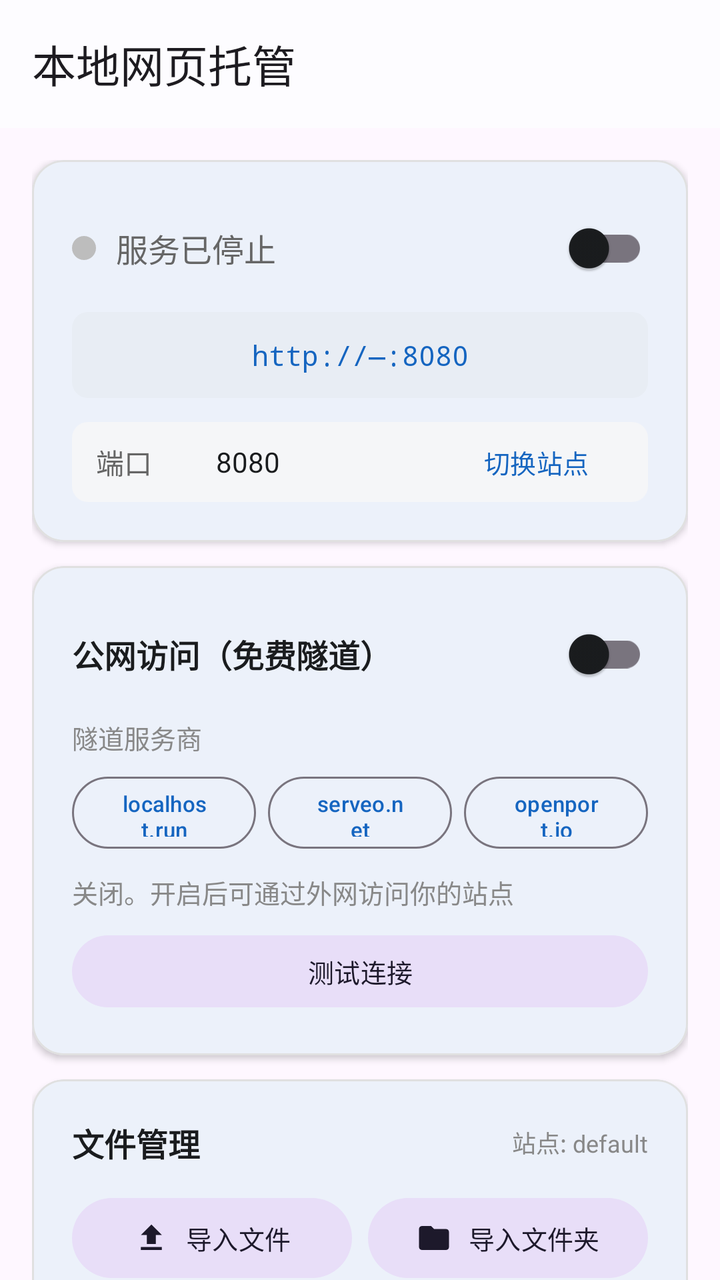
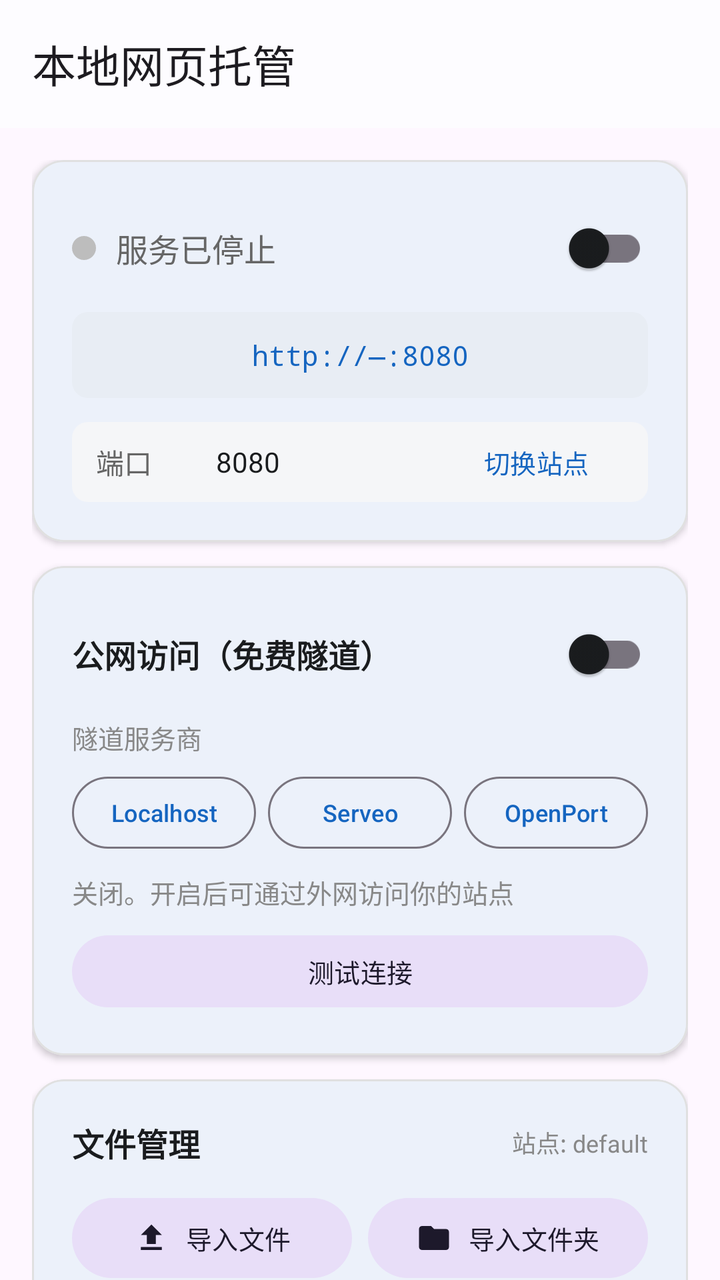

Compare the two renders of this Android layout. The source of the first and the diff that turns it into the second are given below.
<!-- AndroidManifest.xml: application theme AppTheme -->
<!-- res/layout/activity_main.xml -->
<?xml version="1.0" encoding="utf-8"?>
<androidx.coordinatorlayout.widget.CoordinatorLayout
    xmlns:android="http://schemas.android.com/apk/res/android"
    xmlns:app="http://schemas.android.com/apk/res-auto"
    android:layout_width="match_parent"
    android:layout_height="match_parent"
    android:fitsSystemWindows="true">

    <com.google.android.material.appbar.AppBarLayout
        android:layout_width="match_parent"
        android:layout_height="wrap_content"
        android:fitsSystemWindows="true">

        <com.google.android.material.appbar.MaterialToolbar
            android:id="@+id/toolbar"
            android:layout_width="match_parent"
            android:layout_height="?attr/actionBarSize"
            app:title="本地网页托管" />

    </com.google.android.material.appbar.AppBarLayout>

    <androidx.core.widget.NestedScrollView
        android:layout_width="match_parent"
        android:layout_height="match_parent"
        app:layout_behavior="@string/appbar_scrolling_view_behavior"
        android:clipToPadding="false"
        android:paddingBottom="24dp">

        <LinearLayout
            android:layout_width="match_parent"
            android:layout_height="wrap_content"
            android:orientation="vertical"
            android:padding="16dp">

            
            <com.google.android.material.card.MaterialCardView
                android:layout_width="match_parent"
                android:layout_height="wrap_content"
                app:cardCornerRadius="16dp"
                app:cardElevation="2dp"
                app:strokeWidth="1dp"
                app:strokeColor="@color/stroke"
                android:layout_marginBottom="12dp">

                <LinearLayout
                    android:layout_width="match_parent"
                    android:layout_height="wrap_content"
                    android:orientation="vertical"
                    android:padding="20dp">

                    <LinearLayout
                        android:layout_width="match_parent"
                        android:layout_height="wrap_content"
                        android:orientation="horizontal"
                        android:gravity="center_vertical">

                        <ImageView
                            android:id="@+id/statusDot"
                            android:layout_width="12dp"
                            android:layout_height="12dp"
                            android:src="@drawable/dot_off"
                            android:contentDescription="服务状态" />

                        <TextView
                            android:id="@+id/status"
                            android:layout_width="0dp"
                            android:layout_height="wrap_content"
                            android:layout_weight="1"
                            android:text="服务已停止"
                            android:textSize="16sp"
                            android:textColor="@color/text_secondary"
                            android:layout_marginStart="10dp" />

                        <com.google.android.material.switchmaterial.SwitchMaterial
                            android:id="@+id/switchServer"
                            android:layout_width="wrap_content"
                            android:layout_height="48dp" />

                    </LinearLayout>

                    <TextView
                        android:id="@+id/address"
                        android:layout_width="match_parent"
                        android:layout_height="wrap_content"
                        android:text="http://—:8080"
                        android:textSize="14sp"
                        android:textColor="@color/accent"
                        android:fontFamily="monospace"
                        android:textIsSelectable="true"
                        android:padding="12dp"
                        android:layout_marginTop="8dp"
                        android:background="@drawable/bg_address"
                        android:gravity="center" />

                    <LinearLayout
                        android:layout_width="match_parent"
                        android:layout_height="wrap_content"
                        android:orientation="horizontal"
                        android:gravity="center_vertical"
                        android:layout_marginTop="12dp"
                        android:background="@drawable/bg_input"
                        android:paddingHorizontal="12dp">

                        <TextView
                            android:layout_width="wrap_content"
                            android:layout_height="wrap_content"
                            android:text="端口"
                            android:textSize="14sp"
                            android:textColor="@color/text_secondary" />

                        <EditText
                            android:id="@+id/port"
                            android:layout_width="80dp"
                            android:layout_height="40dp"
                            android:inputType="number"
                            android:text="8080"
                            android:textSize="14sp"
                            android:textColor="@color/text_primary"
                            android:background="@null"
                            android:gravity="center"
                            android:layout_marginStart="8dp" />

                        <View
                            android:layout_width="0dp"
                            android:layout_height="0dp"
                            android:layout_weight="1" />

                        <com.google.android.material.button.MaterialButton
                            android:id="@+id/btnSites"
                            style="@style/Widget.Material3.Button.TextButton"
                            android:layout_width="wrap_content"
                            android:layout_height="40dp"
                            android:text="切换站点"
                            android:textSize="13sp" />

                    </LinearLayout>

                </LinearLayout>

            </com.google.android.material.card.MaterialCardView>

            
            <com.google.android.material.card.MaterialCardView
                android:layout_width="match_parent"
                android:layout_height="wrap_content"
                app:cardCornerRadius="16dp"
                app:cardElevation="2dp"
                app:strokeWidth="1dp"
                app:strokeColor="@color/stroke"
                android:layout_marginBottom="12dp">

                <LinearLayout
                    android:layout_width="match_parent"
                    android:layout_height="wrap_content"
                    android:orientation="vertical"
                    android:padding="20dp">

                    <LinearLayout
                        android:layout_width="match_parent"
                        android:layout_height="wrap_content"
                        android:orientation="horizontal"
                        android:gravity="center_vertical">

                        <TextView
                            android:layout_width="0dp"
                            android:layout_height="wrap_content"
                            android:layout_weight="1"
                            android:text="公网访问（免费隧道）"
                            android:textSize="16sp"
                            android:textStyle="bold"
                            android:textColor="@color/text_primary" />

                        <com.google.android.material.switchmaterial.SwitchMaterial
                            android:id="@+id/switchTunnel"
                            android:layout_width="wrap_content"
                            android:layout_height="48dp" />

                    </LinearLayout>

                    
                    <TextView
                        android:layout_width="match_parent"
                        android:layout_height="wrap_content"
                        android:text="隧道服务商"
                        android:textSize="13sp"
                        android:textColor="@color/text_dim"
                        android:layout_marginTop="8dp" />

                    <LinearLayout
                        android:id="@+id/providerGroup"
                        android:layout_width="match_parent"
                        android:layout_height="wrap_content"
                        android:orientation="horizontal"
                        android:layout_marginTop="6dp">

                        <com.google.android.material.button.MaterialButton
                            android:id="@+id/btnProvider1"
                            style="@style/Widget.Material3.Button.OutlinedButton"
                            android:layout_width="0dp"
                            android:layout_height="44dp"
                            android:layout_weight="1"
                            android:text="localhost.run"
                            android:textSize="11sp" />

                        <com.google.android.material.button.MaterialButton
                            android:id="@+id/btnProvider2"
                            style="@style/Widget.Material3.Button.OutlinedButton"
                            android:layout_width="0dp"
                            android:layout_height="44dp"
                            android:layout_weight="1"
                            android:layout_marginStart="6dp"
                            android:text="serveo.net"
                            android:textSize="11sp" />

                        <com.google.android.material.button.MaterialButton
                            android:id="@+id/btnProvider3"
                            style="@style/Widget.Material3.Button.OutlinedButton"
                            android:layout_width="0dp"
                            android:layout_height="44dp"
                            android:layout_weight="1"
                            android:layout_marginStart="6dp"
                            android:text="openport.io"
                            android:textSize="11sp" />

                    </LinearLayout>

                    <TextView
                        android:id="@+id/tunnelStatus"
                        android:layout_width="match_parent"
                        android:layout_height="wrap_content"
                        android:text="关闭。开启后可通过外网访问你的站点"
                        android:textSize="13sp"
                        android:textColor="@color/text_dim"
                        android:layout_marginTop="8dp" />

                    <TextView
                        android:id="@+id/tunnelUrl"
                        android:layout_width="match_parent"
                        android:layout_height="wrap_content"
                        android:text=""
                        android:textSize="14sp"
                        android:textColor="@color/accent"
                        android:fontFamily="monospace"
                        android:textIsSelectable="true"
                        android:padding="10dp"
                        android:layout_marginTop="8dp"
                        android:background="@drawable/bg_address"
                        android:visibility="gone" />

                    <com.google.android.material.button.MaterialButton
                        android:id="@+id/btnTestConnection"
                        style="@style/Widget.Material3.Button.TonalButton"
                        android:layout_width="match_parent"
                        android:layout_height="44dp"
                        android:layout_marginTop="8dp"
                        android:text="测试连接"
                        android:textSize="13sp" />

                </LinearLayout>

            </com.google.android.material.card.MaterialCardView>

            
            <com.google.android.material.card.MaterialCardView
                android:layout_width="match_parent"
                android:layout_height="wrap_content"
                app:cardCornerRadius="16dp"
                app:cardElevation="2dp"
                app:strokeWidth="1dp"
                app:strokeColor="@color/stroke"
                android:layout_marginBottom="12dp">

                <LinearLayout
                    android:layout_width="match_parent"
                    android:layout_height="wrap_content"
                    android:orientation="vertical"
                    android:padding="20dp">

                    <LinearLayout
                        android:layout_width="match_parent"
                        android:layout_height="wrap_content"
                        android:orientation="horizontal"
                        android:gravity="center_vertical">

                        <TextView
                            android:layout_width="0dp"
                            android:layout_height="wrap_content"
                            android:layout_weight="1"
                            android:text="文件管理"
                            android:textSize="16sp"
                            android:textStyle="bold"
                            android:textColor="@color/text_primary" />

                        <TextView
                            android:id="@+id/currentSite"
                            android:layout_width="wrap_content"
                            android:layout_height="wrap_content"
                            android:text="站点: default"
                            android:textSize="12sp"
                            android:textColor="@color/text_dim" />

                    </LinearLayout>

                    <LinearLayout
                        android:layout_width="match_parent"
                        android:layout_height="wrap_content"
                        android:orientation="horizontal"
                        android:layout_marginTop="12dp">

                        <com.google.android.material.button.MaterialButton
                            android:id="@+id/btnUpload"
                            style="@style/Widget.Material3.Button.TonalButton"
                            android:layout_width="0dp"
                            android:layout_height="48dp"
                            android:layout_weight="1"
                            android:text="导入文件"
                            app:icon="@drawable/ic_upload"
                            app:iconGravity="textStart"
                            android:textSize="13sp" />

                        <com.google.android.material.button.MaterialButton
                            android:id="@+id/btnImportFolder"
                            style="@style/Widget.Material3.Button.TonalButton"
                            android:layout_width="0dp"
                            android:layout_height="48dp"
                            android:layout_weight="1"
                            android:layout_marginStart="8dp"
                            android:text="导入文件夹"
                            app:icon="@drawable/ic_folder"
                            app:iconGravity="textStart"
                            android:textSize="13sp" />

                    </LinearLayout>

                    <LinearLayout
                        android:layout_width="match_parent"
                        android:layout_height="wrap_content"
                        android:orientation="horizontal"
                        android:layout_marginTop="8dp">

                        <com.google.android.material.button.MaterialButton
                            android:id="@+id/btnImportZip"
                            style="@style/Widget.Material3.Button.OutlinedButton"
                            android:layout_width="0dp"
                            android:layout_height="48dp"
                            android:layout_weight="1"
                            android:text="导入ZIP"
                            app:icon="@drawable/ic_zip"
                            app:iconGravity="textStart"
                            android:textSize="13sp" />

                        <com.google.android.material.button.MaterialButton
                            android:id="@+id/btnNewSite"
                            style="@style/Widget.Material3.Button.OutlinedButton"
                            android:layout_width="0dp"
                            android:layout_height="48dp"
                            android:layout_weight="1"
                            android:layout_marginStart="8dp"
                            android:text="新建站点"
                            app:icon="@drawable/ic_add"
                            app:iconGravity="textStart"
                            android:textSize="13sp" />

                    </LinearLayout>

                    <TextView
                        android:layout_width="match_parent"
                        android:layout_height="wrap_content"
                        android:text="当前站点文件:"
                        android:textSize="13sp"
                        android:textColor="@color/text_dim"
                        android:layout_marginTop="12dp" />

                    <LinearLayout
                        android:id="@+id/fileList"
                        android:layout_width="match_parent"
                        android:layout_height="wrap_content"
                        android:orientation="vertical"
                        android:layout_marginTop="4dp" />

                </LinearLayout>

            </com.google.android.material.card.MaterialCardView>

            
            <com.google.android.material.card.MaterialCardView
                android:layout_width="match_parent"
                android:layout_height="wrap_content"
                app:cardCornerRadius="16dp"
                app:cardElevation="2dp"
                app:strokeWidth="1dp"
                app:strokeColor="@color/stroke">

                <LinearLayout
                    android:layout_width="match_parent"
                    android:layout_height="wrap_content"
                    android:orientation="vertical"
                    android:padding="20dp">

                    <LinearLayout
                        android:layout_width="match_parent"
                        android:layout_height="wrap_content"
                        android:orientation="horizontal"
                        android:gravity="center_vertical">

                        <TextView
                            android:layout_width="0dp"
                            android:layout_height="wrap_content"
                            android:layout_weight="1"
                            android:text="访问日志"
                            android:textSize="16sp"
                            android:textStyle="bold"
                            android:textColor="@color/text_primary" />

                        <com.google.android.material.button.MaterialButton
                            android:id="@+id/btnClearLog"
                            style="@style/Widget.Material3.Button.TextButton"
                            android:layout_width="48dp"
                            android:layout_height="48dp"
                            android:insetLeft="0dp"
                            android:insetRight="0dp"
                            android:minWidth="0dp"
                            android:text="清空"
                            android:textSize="12sp" />

                    </LinearLayout>

                    <ScrollView
                        android:layout_width="match_parent"
                        android:layout_height="250dp"
                        android:layout_marginTop="8dp"
                        android:background="@color/bg_log"
                        android:padding="4dp">

                        <TextView
                            android:id="@+id/log"
                            android:layout_width="match_parent"
                            android:layout_height="wrap_content"
                            android:padding="10dp"
                            android:textSize="12sp"
                            android:textColor="@color/log_text"
                            android:fontFamily="monospace"
                            android:textIsSelectable="true"
                            android:text="等待启动..." />

                    </ScrollView>

                </LinearLayout>

            </com.google.android.material.card.MaterialCardView>

        </LinearLayout>

    </androidx.core.widget.NestedScrollView>

</androidx.coordinatorlayout.widget.CoordinatorLayout>
<!-- resources referenced by this layout -->
<resources>
  <color name="accent">#1565C0</color>
  <color name="bg_log">#F7F8FA</color>
  <color name="log_text">#444444</color>
  <color name="stroke">#E0E0E0</color>
  <color name="text_dim">#888888</color>
  <color name="text_primary">#1A1C1E</color>
  <color name="text_secondary">#666666</color>
  <!-- drawable bg_address (drawable) -->
  <shape android:shape="rectangle" xmlns:android="http://schemas.android.com/apk/res/android">
      <solid android:color="@color/bg_address" />
      <corners android:radius="8dp" />
  </shape>
  <!-- drawable bg_input (drawable) -->
  <shape android:shape="rectangle" xmlns:android="http://schemas.android.com/apk/res/android">
      <solid android:color="@color/bg_input" />
      <corners android:radius="8dp" />
  </shape>
  <!-- drawable dot_off (drawable) -->
  <vector android:width="12dp" android:height="12dp" android:viewportWidth="12" android:viewportHeight="12"
      xmlns:android="http://schemas.android.com/apk/res/android">
      <path android:fillColor="@color/bg_dot_off" android:pathData="M6,0 C9.31,0 12,2.69 12,6 C12,9.31 9.31,12 6,12 C2.69,12 0,9.31 0,6 C0,2.69 2.69,0 6,0 Z" />
  </vector>
  <!-- drawable ic_add (drawable) -->
  <vector android:width="24dp" android:height="24dp" android:viewportWidth="24" android:viewportHeight="24"
      xmlns:android="http://schemas.android.com/apk/res/android">
      <path android:fillColor="#1565C0" android:pathData="M19,13h-6v6h-2v-6H5v-2h6V5h2v6h6v2z" />
  </vector>
  <!-- drawable ic_folder (drawable) -->
  <vector android:width="24dp" android:height="24dp" android:viewportWidth="24" android:viewportHeight="24"
      xmlns:android="http://schemas.android.com/apk/res/android">
      <path android:fillColor="#1565C0" android:pathData="M10,4H4c-1.1,0 -2,0.9 -2,2v12c0,1.1 0.9,2 2,2h16c1.1,0 2,-0.9 2,-2V8c0,-1.1 -0.9,-2 -2,-2h-8l-2,-2z" />
  </vector>
  <!-- drawable ic_upload (drawable) -->
  <vector android:width="24dp" android:height="24dp" android:viewportWidth="24" android:viewportHeight="24"
      xmlns:android="http://schemas.android.com/apk/res/android">
      <path android:fillColor="#1565C0" android:pathData="M9,16h6v-6h4l-7,-7 -7,7h4zM5,18h14v2H5z" />
  </vector>
  <!-- drawable ic_zip (drawable) -->
  <vector android:width="24dp" android:height="24dp" android:viewportWidth="24" android:viewportHeight="24"
      xmlns:android="http://schemas.android.com/apk/res/android">
      <path android:fillColor="#1565C0" android:pathData="M20,6h-8l-2,-2H4c-1.1,0 -1.99,0.9 -1.99,2L2,18c0,1.1 0.9,2 2,2h16c1.1,0 2,-0.9 2,-2V8c0,-1.1 -0.9,-2 -2,-2zM18,12h-2v2h-2v-2h-2v-2h2V8h2v2h2v2z" />
      <path android:fillColor="#FFFFFF" android:pathData="M18,12h-2v2h-2v-2h-2v-2h2V8h2v2h2v2z" />
  </vector>
  <style name="AppTheme" parent="Theme.Material3.DayNight.NoActionBar">
          <item name="colorPrimary">#1565C0</item>
          <item name="colorOnPrimary">#FFFFFF</item>
          <item name="colorPrimaryContainer">#D1E4FF</item>
          <item name="colorOnPrimaryContainer">#001D36</item>
          <item name="colorSecondary">#535F70</item>
          <item name="colorOnSecondary">#FFFFFF</item>
          <item name="colorSurface">#FDFCFF</item>
          <item name="colorOnSurface">#1A1C1E</item>
          <item name="android:statusBarColor">#1565C0</item>
          <item name="android:navigationBarColor">#FDFCFF</item>
          <item name="android:windowLightStatusBar">false</item>
          <item name="android:forceDarkAllowed">false</item>
      </style>
  <color name="bg_address">#E8EDF4</color>
  <color name="bg_input">#F5F6F8</color>
  <color name="bg_dot_off">#BDBDBD</color>
</resources>

<!-- the commit's change to res/layout/activity_main.xml (unified diff, before → after) -->
@@ -199,8 +199,11 @@
                             android:layout_width="0dp"
                             android:layout_height="44dp"
                             android:layout_weight="1"
-                            android:text="localhost.run"
-                            android:textSize="11sp" />
+                            android:text="Localhost"
+                            android:textSize="12sp"
+                            android:maxLines="1"
+                            android:ellipsize="end"
+                            android:paddingHorizontal="2dp" />
 
                         <com.google.android.material.button.MaterialButton
                             android:id="@+id/btnProvider2"
@@ -209,8 +212,11 @@
                             android:layout_height="44dp"
                             android:layout_weight="1"
                             android:layout_marginStart="6dp"
-                            android:text="serveo.net"
-                            android:textSize="11sp" />
+                            android:text="Serveo"
+                            android:textSize="12sp"
+                            android:maxLines="1"
+                            android:ellipsize="end"
+                            android:paddingHorizontal="2dp" />
 
                         <com.google.android.material.button.MaterialButton
                             android:id="@+id/btnProvider3"
@@ -219,8 +225,11 @@
                             android:layout_height="44dp"
                             android:layout_weight="1"
                             android:layout_marginStart="6dp"
-                            android:text="openport.io"
-                            android:textSize="11sp" />
+                            android:text="OpenPort"
+                            android:textSize="12sp"
+                            android:maxLines="1"
+                            android:ellipsize="end"
+                            android:paddingHorizontal="2dp" />
 
                     </LinearLayout>
 
